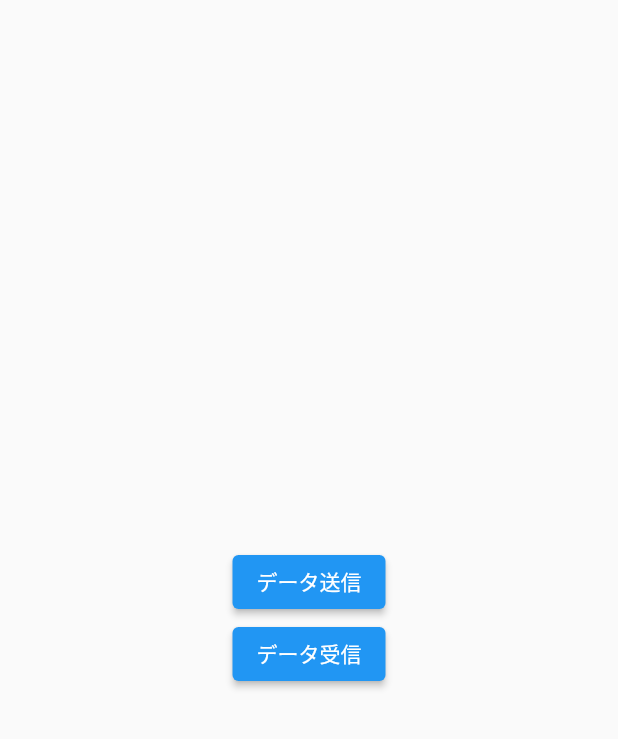
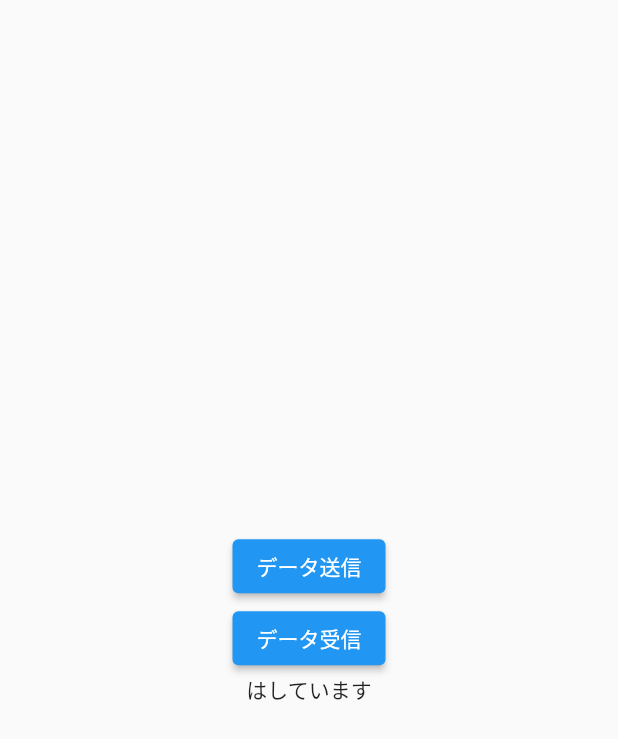
Before and after one commit to natsuki120/vantan_connect, a Flutter app: the HomePage screen opened directly, after a tap on "データ受信", on a phone screen of 412 x 824 dp. Shown: the top 739 px of the screen. Run offline on Flutter 3.47's test engine with Material 2 defaults, Android fonts, the phone set to English and light mode, and no system bars; our stand-ins replace cloud_firestore, firebase_auth, firebase_core, flutter_riverpod, freezed_annotation; missing offline and left inert: gsheets; accounts and stored records are empty; statements that could not run were skipped; key blocks and very long unbroken strings in the code were emptied for the run.

Commit message:
✨ create function of fetching user data from google sheet

```diff
--- a/lib/api/gsheet.dart
+++ b/lib/api/gsheet.dart
@@ -1,6 +1,6 @@
 import 'package:gsheets/gsheets.dart';
 import 'package:vantan_connect/api/user_fields.dart';
-import 'package:vantan_connect/model/user_state.dart';
+import 'package:vantan_connect/model/user_data_of_attendance.dart';
 
 const credintial = r'''{
   "type": "service_account",
@@ -43,15 +43,8 @@ Future<void> insert(List<Map<String, dynamic>> rowList) async {
   await userSheets!.values.map.appendRows(rowList);
 }
 
-Future<UserState?> getByName(String name) async {
-  if (userSheets == null) {
-    return null;
-  }
+Future<User> getByName(String name) async {
   final json = await userSheets!.values.map.rowByKey(name, fromColumn: 1);
-  if (json == null) {
-    print('q');
-    return null;
-  } else {
-    return UserState.fromJson(json);
-  }
+  print(json);
+  return User.fromJson(json!);
 }
--- a/lib/api/user_fields.dart
+++ b/lib/api/user_fields.dart
@@ -1,6 +1,6 @@
 class UserFields {
-  static String name = 'name';
-  static String attendance = 'attendance';
+  static String name = '名前';
+  static String attendance = '出席状況';
   List<String> getFields() => [name, attendance];
 }
 
--- /dev/null
+++ b/lib/component/atom/common/main_text.dart
@@ -0,0 +1,10 @@
+import 'package:flutter/material.dart';
+
+class MainText extends StatelessWidget {
+  const MainText({super.key});
+
+  @override
+  Widget build(BuildContext context) {
+    return Container();
+  }
+}
--- a/lib/main.dart
+++ b/lib/main.dart
@@ -27,7 +27,7 @@ class MyApp extends StatelessWidget {
       theme: changeColorOnDarkMode(
         ThemeData(brightness: Brightness.light),
       ),
-      home: const HomePage(),
+      home: HomePage(),
     );
   }
 }
--- /dev/null
+++ b/lib/model/user_data_of_attendance.dart
@@ -0,0 +1,12 @@
+class User {
+  User(this.name, this.attendance);
+
+  User.fromJson(Map<String, dynamic> json)
+      : name = json['名前'].toString(),
+        attendance = json['出席状況'].toString();
+  final String name;
+  final String attendance;
+
+  Map<String, dynamic> toJson() =>
+      <String, dynamic>{'名前': name, '出席状況': attendance};
+}
--- a/lib/ripository/sign_up_repository.dart
+++ b/lib/ripository/sign_up_repository.dart
@@ -1,6 +1,6 @@
 import 'package:cloud_firestore/cloud_firestore.dart';
 import 'package:flutter_riverpod/flutter_riverpod.dart';
-import 'package:vantan_connect/model/user_state.dart';
+import 'package:vantan_connect/model/user_state/user_state.dart';
 
 UserState? userInfo;
 
--- a/lib/view/home/home_page.dart
+++ b/lib/view/home/home_page.dart
@@ -1,13 +1,20 @@
 import 'package:flutter/material.dart';
 import 'package:vantan_connect/api/gsheet.dart';
-import 'package:vantan_connect/api/user_fields.dart';
+import 'package:vantan_connect/model/user_data_of_attendance.dart';
 
-class HomePage extends StatelessWidget {
-  const HomePage({super.key});
+class HomePage extends StatefulWidget {
+  HomePage({super.key});
+
+  @override
+  State<HomePage> createState() => _HomePageState();
+}
+
+class _HomePageState extends State<HomePage> {
+  User? user;
 
   Future getUsers(String name) async {
-    final user = await getByName(name);
-    print(user);
+    user = await getByName(name);
+    setState(() {});
   }
 
   @override
@@ -21,10 +28,8 @@ class HomePage extends StatelessWidget {
               child: ElevatedButton(
                 child: Text('データ送信'),
                 onPressed: () {
-                  final userInfo = [
-                    {UserFields.name: 'nao', UserFields.attendance: '欠席'}
-                  ];
-                  insert(userInfo);
+                  final user = [User('nao', '出席').toJson()];
+                  insert(user);
                 },
               ),
             ),
@@ -32,10 +37,15 @@ class HomePage extends StatelessWidget {
               child: ElevatedButton(
                 child: Text('データ受信'),
                 onPressed: () {
-                  getUsers('nao');
+                  getUsers('aiueo');
                 },
               ),
             ),
+            Center(
+              child: Text(
+                user == null ? '' : '${user!.name}は${user!.attendance}しています',
+              ),
+            )
           ],
         ),
       ),
```
Also changed, not shown: lib/model/user_state/user_state.dart (renamed from lib/model/user_state.dart), lib/model/user_state/user_state.freezed.dart (renamed from lib/model/user_state.freezed.dart), lib/model/user_state/user_state.g.dart (renamed from lib/model/user_state.g.dart), 2 other files.
